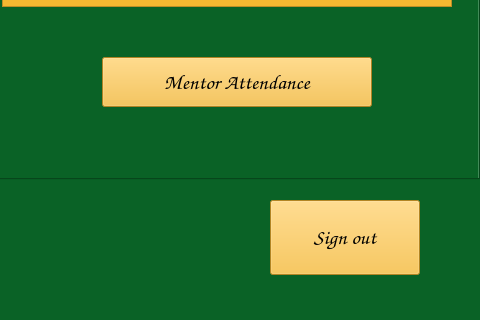
First picture: the form in Student_UI/Student_Ui.ui, repository otufan/school-management-system, before the edit; both pictures show x 480 to 960 and y 480 to 800 of the 960 by 800 pixel window.
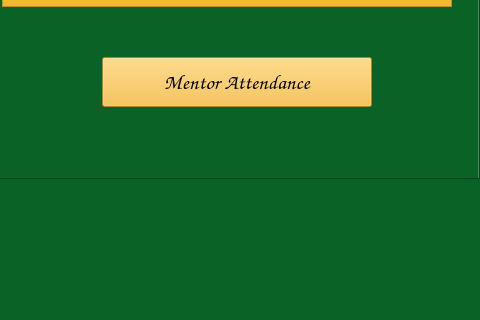
Second picture: the form after the edit.

The edit to the form file:
```diff
--- a/Student_UI/Student_Ui.ui
+++ b/Student_UI/Student_Ui.ui
@@ -1263,49 +1263,6 @@
      </widget>
     </widget>
    </widget>
-   <widget class="QPushButton" name="sign_out_button">
-    <property name="geometry">
-     <rect>
-      <x>750</x>
-      <y>680</y>
-      <width>150</width>
-      <height>75</height>
-     </rect>
-    </property>
-    <property name="minimumSize">
-     <size>
-      <width>150</width>
-      <height>75</height>
-     </size>
-    </property>
-    <property name="maximumSize">
-     <size>
-      <width>150</width>
-      <height>75</height>
-     </size>
-    </property>
-    <property name="sizeIncrement">
-     <size>
-      <width>150</width>
-      <height>50</height>
-     </size>
-    </property>
-    <property name="font">
-     <font>
-      <family>Comic Sans MS</family>
-      <pointsize>16</pointsize>
-      <weight>75</weight>
-      <bold>true</bold>
-     </font>
-    </property>
-    <property name="styleSheet">
-     <string notr="true">background-color: rgb(249, 186, 50);
-color: rgb(0, 0, 0);</string>
-    </property>
-    <property name="text">
-     <string>Sign out</string>
-    </property>
-   </widget>
   </widget>
   <widget class="QMenuBar" name="menubar">
    <property name="geometry">
```
Left out of the diff: 2 changed lines with no effect on the pictures.
